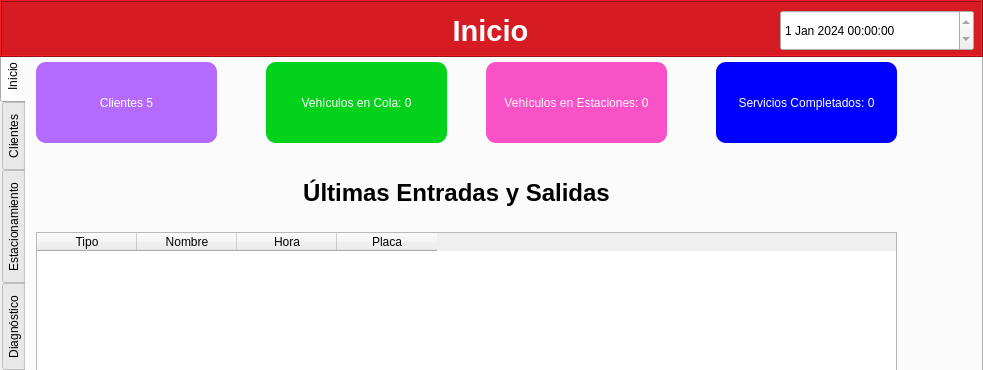
This is src/taller/taller.ui in gabrielmj23/taller-mecanico-so as Qt 5 draws it before an edit; both pictures show x 0 to 983 and y 0 to 370 of the 983 by 738 pixel window. The edited form follows.
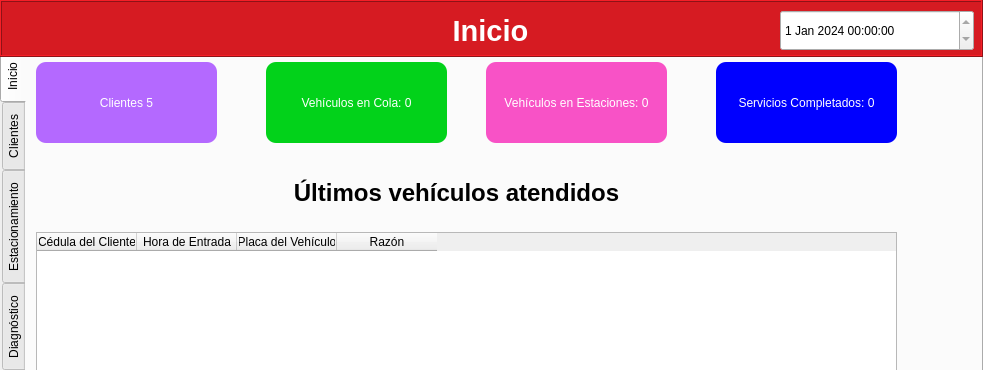
This is the edited form. The open tabs and pages were chosen to show the change.

Commit message: Conectar tablas de últimos servicios y estaciones

```diff
--- a/src/taller/taller.ui
+++ b/src/taller/taller.ui
@@ -232,22 +232,22 @@
       </property>
       <column>
        <property name="text">
-        <string>Tipo</string>
+        <string>Cédula del Cliente</string>
        </property>
       </column>
       <column>
        <property name="text">
-        <string>Nombre</string>
+        <string>Hora de Entrada</string>
        </property>
       </column>
       <column>
        <property name="text">
-        <string>Hora</string>
+        <string>Placa del Vehículo</string>
        </property>
       </column>
       <column>
        <property name="text">
-        <string>Placa</string>
+        <string>Razón</string>
        </property>
       </column>
      </widget>
@@ -273,7 +273,7 @@
        <locale language="Spanish" country="Venezuela"/>
       </property>
       <property name="text">
-       <string>Últimas Entradas y Salidas</string>
+       <string>Últimos vehículos atendidos</string>
       </property>
       <property name="alignment">
        <set>Qt::AlignCenter</set>
```
Left out of the diff: 8 changed lines with no effect on the pictures. The commit also changes 5 other files.
